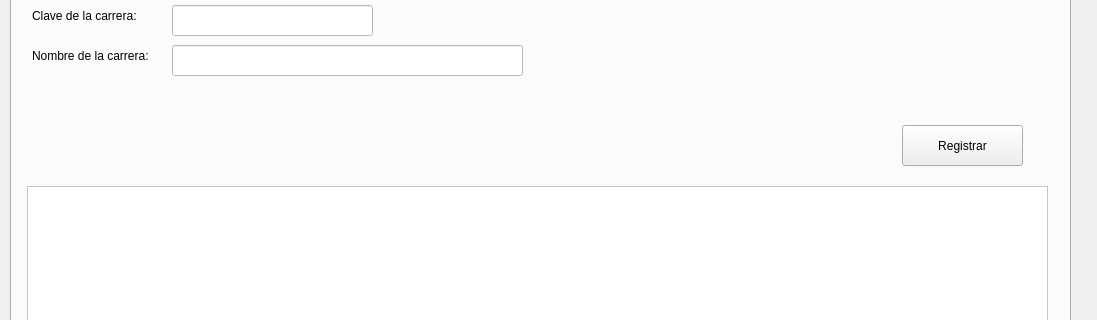
Minato97/Examen_1_PA, file Examen1/interfaz.ui: the form before one commit; both pictures show x 0 to 1097 and y 131 to 451 of the 1097 by 692 pixel window.
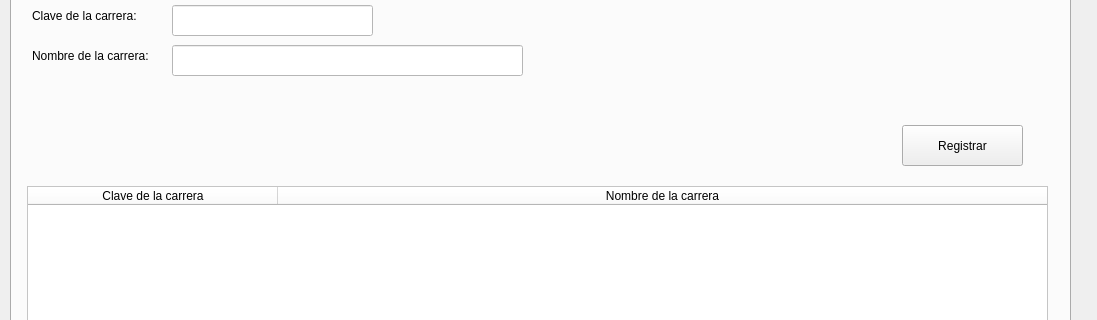
The form after the commit.

Diff of the .ui file:
```diff
--- a/Examen1/interfaz.ui
+++ b/Examen1/interfaz.ui
@@ -114,7 +114,7 @@
        <string notr="true">background-color: rgb(255, 255, 255);</string>
       </property>
       <attribute name="horizontalHeaderVisible">
-       <bool>false</bool>
+       <bool>true</bool>
       </attribute>
       <attribute name="horizontalHeaderCascadingSectionResizes">
        <bool>false</bool>
@@ -157,8 +157,8 @@
        <rect>
         <x>40</x>
         <y>200</y>
-        <width>411</width>
-        <height>21</height>
+        <width>431</width>
+        <height>31</height>
        </rect>
       </property>
       <property name="text">
```
